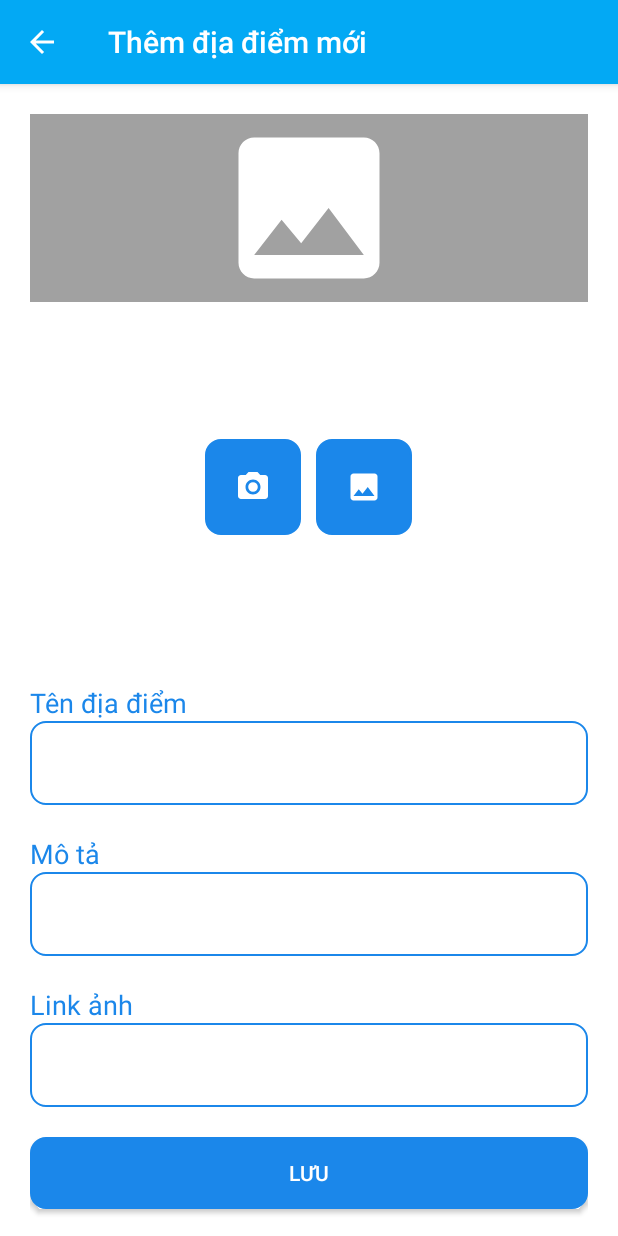
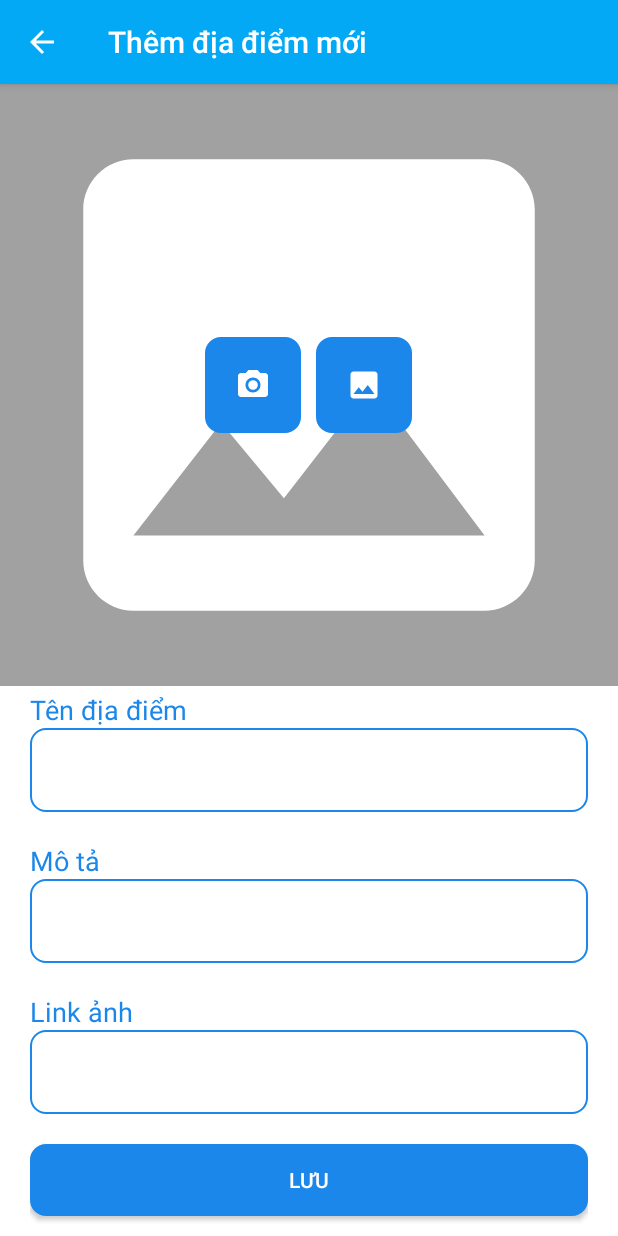
Before and after one commit to nhatminh1601/Android-3d-AR-core, an Android app: the AddPlaceActivity screen opened directly, with no data from a screen before it, on a phone screen of 412 x 824 dp. Run offline under Robolectric (Android 15) with nearby library versions, the phone set to English and light mode, and no system bars; our stand-ins replace Firebase (no records; nobody signed in at launch, a user with empty details on screens opened directly).

Commit message:
Change image layout

```diff
--- a/app/src/main/res/layout/add_place_main.xml
+++ b/app/src/main/res/layout/add_place_main.xml
@@ -10,48 +10,48 @@
         android:background="#FFFFFF"
         android:orientation="vertical">
 
-        <LinearLayout
+        <androidx.constraintlayout.widget.ConstraintLayout
             android:layout_width="match_parent"
-            android:layout_height="wrap_content"
-            android:layout_weight="9"
-            android:gravity="center"
-            android:orientation="vertical"
-            android:padding="20dp"
-            android:paddingRight="20dp">
+            android:layout_height="347dp"
+            android:layout_weight="9">
 
             <ImageView
                 android:id="@+id/imgPicture"
                 android:layout_width="match_parent"
-                android:layout_height="125dp"
+                android:layout_height="0dp"
                 android:background="#A1A1A1"
-                app:srcCompat="@drawable/ic_image" />
+                app:layout_constraintBottom_toBottomOf="parent"
+                app:layout_constraintTop_toTopOf="@+id/linearLayout3"
+                app:srcCompat="@drawable/ic_image"
+                tools:layout_editor_absoluteX="20dp" />
 
             <LinearLayout
+                android:id="@+id/linearLayout3"
                 android:layout_width="match_parent"
                 android:layout_height="match_parent"
                 android:gravity="center"
-                android:layout_marginTop="20dp"
-                android:orientation="horizontal">
+                android:orientation="horizontal"
+                tools:layout_editor_absoluteX="20dp"
+                tools:layout_editor_absoluteY="513dp">
 
                 <ImageButton
                     android:id="@+id/btnCapture"
                     android:layout_width="wrap_content"
                     android:layout_height="wrap_content"
+                    android:layout_marginRight="10dp"
+                    android:background="@drawable/button_border"
                     android:padding="20dp"
-                    android:background="@drawable/button_border"
-                    android:layout_marginRight="10dp"
                     android:src="@drawable/ic_camera" />
 
                 <ImageButton
                     android:id="@+id/btnChoose"
                     android:layout_width="wrap_content"
                     android:layout_height="wrap_content"
+                    android:background="@drawable/button_border"
                     android:padding="20dp"
-                    android:background="@drawable/button_border"
                     android:src="@drawable/ic_image" />
             </LinearLayout>
-
-        </LinearLayout>
+        </androidx.constraintlayout.widget.ConstraintLayout>
 
         <LinearLayout
             android:layout_width="match_parent"
```
Also changed, not shown: app/src/main/res/layout/place_main.xml (+16 -16 lines).
